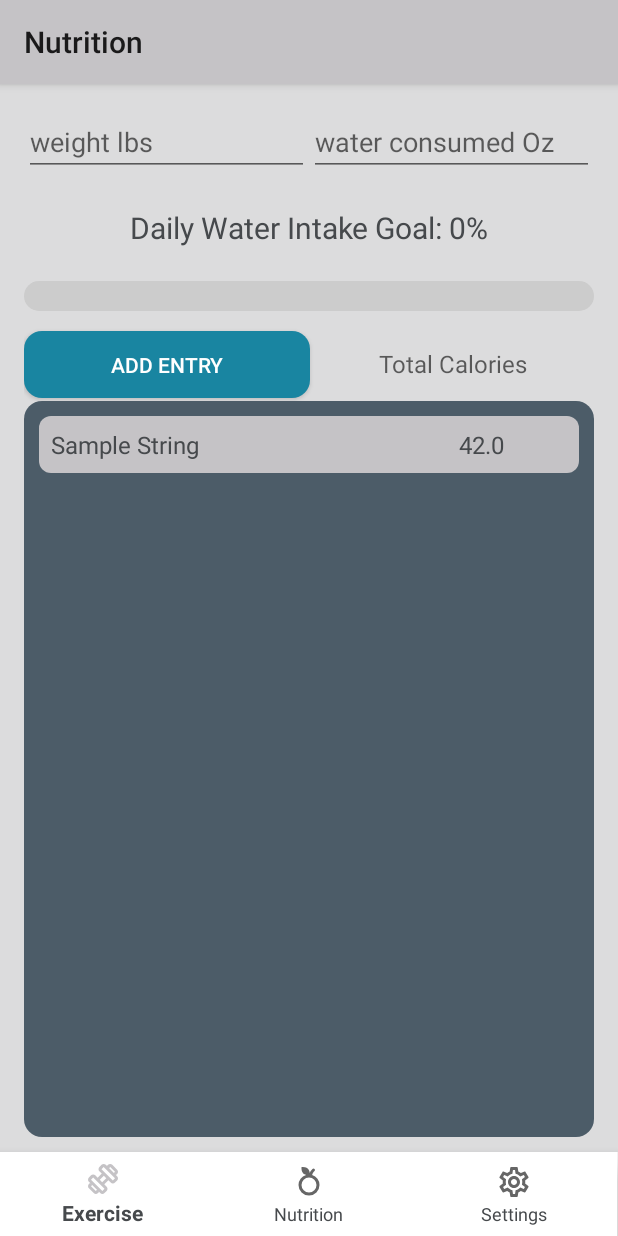
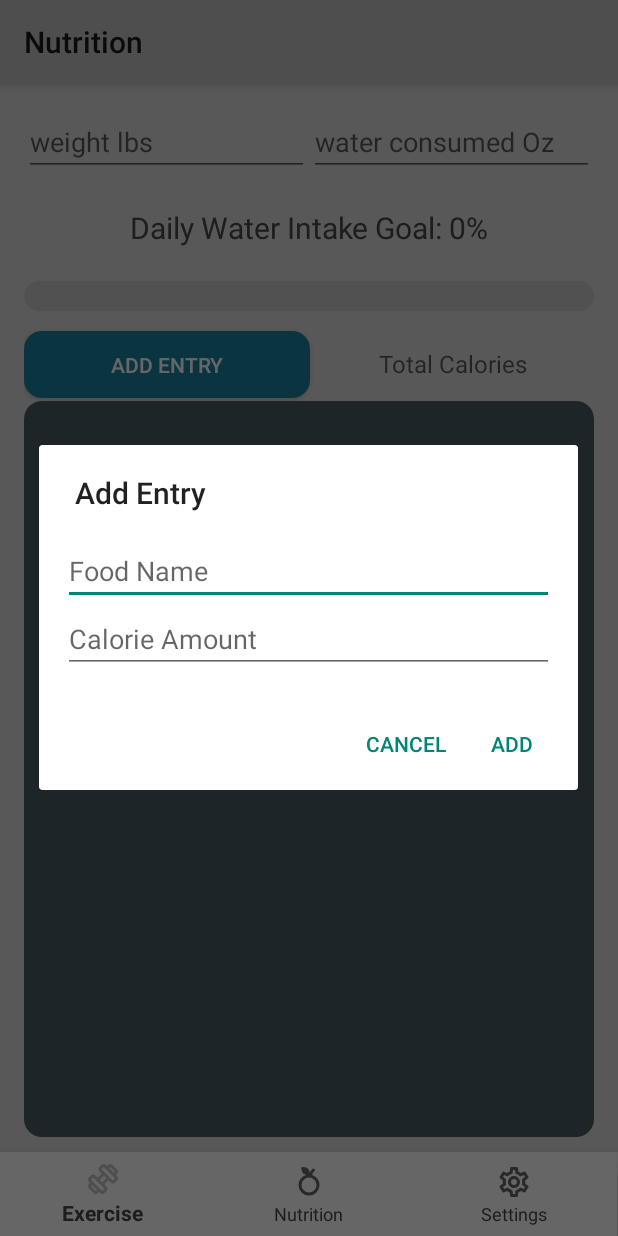
Before and after one commit to neldrs/FitQuest, an Android app: the NutritionFragment screen opened through its navigation route, after a tap on "ADD ENTRY", on a phone screen of 412 x 824 dp. Run offline under Robolectric (Android 15) with nearby library versions, the phone set to English and light mode, and no system bars; our stand-ins replace Firebase (no records; nobody signed in at launch, a user with empty details on screens opened directly), navigation-ui.

Commit message:
working input entries pop up

```diff
--- a/app/src/main/java/com/example/fitquest/ui/nutrition/NutritionFragment.kt
+++ b/app/src/main/java/com/example/fitquest/ui/nutrition/NutritionFragment.kt
@@ -11,6 +11,7 @@ import android.widget.Button
 import android.widget.EditText
 import android.widget.ProgressBar
 import android.widget.TextView
+import android.widget.Toast
 import androidx.fragment.app.Fragment
 import androidx.recyclerview.widget.LinearLayoutManager
 import androidx.recyclerview.widget.RecyclerView
@@ -19,6 +20,8 @@ import com.example.fitquest.databinding.FragmentNutritionBinding
 import com.example.fitquest.ui.nutrition.RowEntry
 import com.example.fitquest.ui.nutrition.RowEntryAdapter
 import java.lang.Math.round
+import androidx.appcompat.app.AlertDialog
+
 
 class NutritionFragment : Fragment() {
 
@@ -40,7 +43,7 @@ class NutritionFragment : Fragment() {
     ): View {
         _binding = FragmentNutritionBinding.inflate(inflater, container, false)
         val root: View = binding.root
-        Log.d("RecyclerView", "Item count: ${rowEntryAdapter.itemCount}")
+
 
         val editTextNumber1: EditText = binding.editTextNumber1
         val editTextNumber2: EditText = binding.editTextNumber2
@@ -52,7 +55,7 @@ class NutritionFragment : Fragment() {
         recyclerView.layoutManager = LinearLayoutManager(requireContext())
         val rowEntryAdapter = RowEntryAdapter(mutableListOf())  // Use mutableListOf()
         recyclerView.adapter = rowEntryAdapter
-        Log.d("RecyclerView", "Item count: ${rowEntryAdapter.itemCount}")
+
 
         editTextNumber2.addTextChangedListener(object : TextWatcher {
             override fun beforeTextChanged(s: CharSequence?, start: Int, count: Int, after: Int) {
@@ -70,12 +73,45 @@ class NutritionFragment : Fragment() {
         })
 
         buttonAddEntry.setOnClickListener {
-            // Add a sample entry when the button is clicked
-            val newEntry = RowEntry("Sample String", 42.0)
-            rowEntryAdapter.entries.add(newEntry)
-            rowEntryAdapter.notifyDataSetChanged()
+            // Create an AlertDialog builder
+            val builder = AlertDialog.Builder(requireContext())
+            builder.setTitle("Add Entry")
+
+            // Inflate the popup layout
+            val inflater = requireActivity().layoutInflater
+            val dialogView = inflater.inflate(R.layout.popup_layout, null)
+            builder.setView(dialogView)
+
+            // Set up the buttons and listeners
+            builder.setPositiveButton("Add") { _, _ ->
+                // Handle positive button click (Add Entry)
+                val editTextString = dialogView.findViewById<EditText>(R.id.editTextString)
+                val editTextNumber = dialogView.findViewById<EditText>(R.id.editTextNumber)
+
+                // Get user input from the EditTexts
+                val inputString = editTextString.text.toString()
+                val inputNumber = editTextNumber.text.toString().toDoubleOrNull()
+
+                // Check if both inputs are valid
+                if (inputString.isNotBlank() && inputNumber != null) {
+                    // Add a new entry to the RecyclerView
+                    val newEntry = RowEntry(inputString, inputNumber)
+                    rowEntryAdapter.entries.add(newEntry)
+                    rowEntryAdapter.notifyDataSetChanged()
+                } else {
+                    // Show a toast or handle invalid input
+                    Toast.makeText(requireContext(), "Invalid input", Toast.LENGTH_SHORT).show()
+                }
+            }
+
+            builder.setNegativeButton("Cancel") { dialog, _ ->
+                // Handle negative button click (Cancel)
+                dialog.dismiss()
+            }
+
+            // Show the AlertDialog
+            builder.show()
         }
-        Log.d("RecyclerView", "Item count: ${rowEntryAdapter.itemCount}")
 
         return root
     }
--- a/app/src/main/res/layout/popup_layout.xml
+++ b/app/src/main/res/layout/popup_layout.xml
@@ -10,13 +10,13 @@
         android:id="@+id/editTextString"
         android:layout_width="match_parent"
         android:layout_height="wrap_content"
-        android:hint="Enter String"/>
+        android:hint="Food Name"/>
 
     <EditText
         android:id="@+id/editTextNumber"
         android:layout_width="match_parent"
         android:layout_height="wrap_content"
-        android:hint="Enter Number"
+        android:hint="Calorie Amount"
         android:inputType="numberDecimal"/>
 
 </LinearLayout>
```
